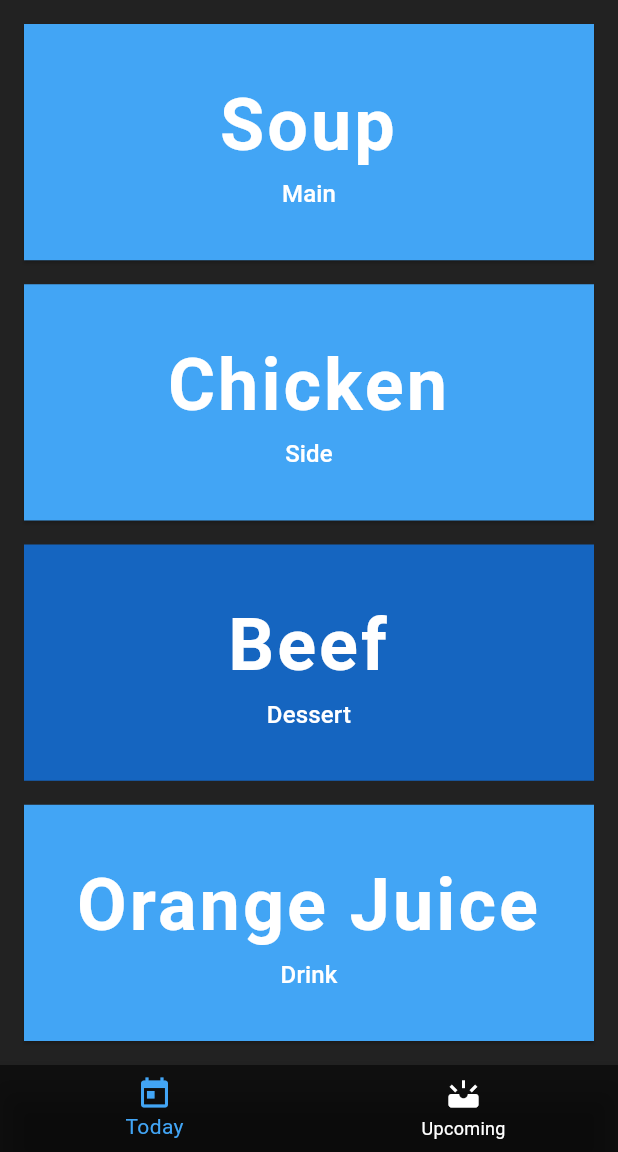
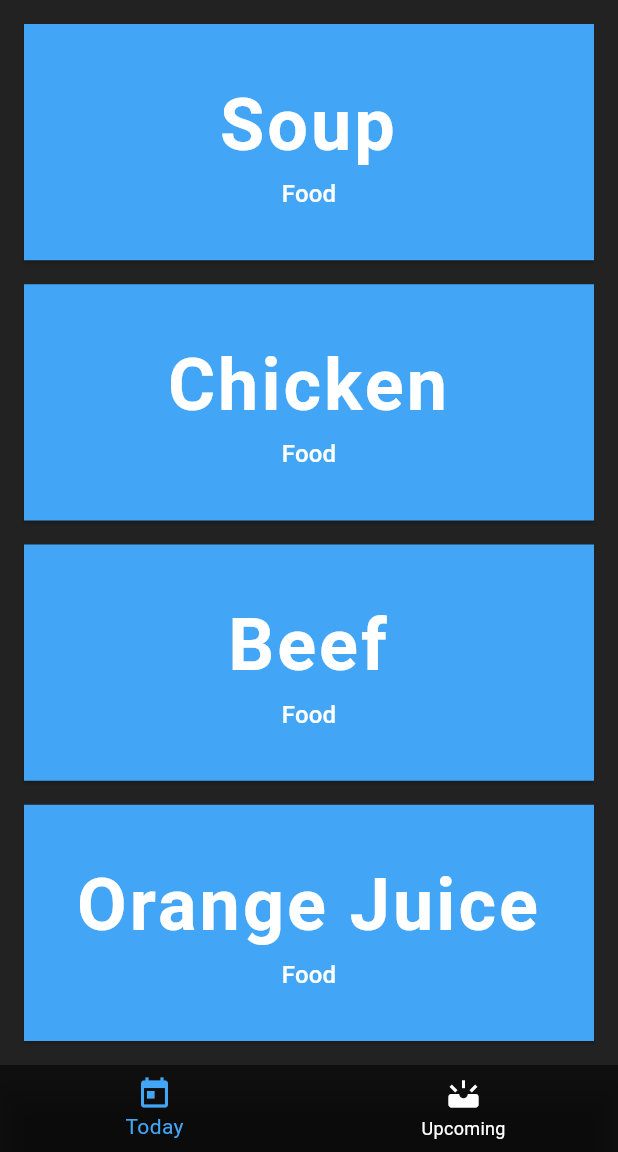
Before and after one commit to Shuflduf/JCS-Cravens, a Flutter app: the screen it shows after launch, on a phone screen of 412 x 824 dp, the part 84-1236 px from its top. Run offline on Flutter 3.47's test engine with Material 3 defaults, Android fonts, the phone set to English and light mode, and no system bars; drawn by our look-alikes of auto_size_text; Roboto replaces fonts that are missing (RobotoMono).

Commit message:
make menu dynamic

```diff
--- a/frontend/lib/main.dart
+++ b/frontend/lib/main.dart
@@ -89,19 +89,18 @@ class TodayMenu extends StatelessWidget {
 
   @override
   Widget build(BuildContext context) {
-    const double margins = 16.0;
-    return const Padding(
-      padding: EdgeInsets.all(margins),
+    const List<String> menu = [
+      "Soup",
+      "Chicken",
+      "Beef",
+      "Orange Juice",
+    ];
+    return Padding(
+      padding: const EdgeInsets.all(8.0),
       child: Column(
-        children: [
-          MenuItem(content: "Soup", type: "Main", enabled: true),
-          SizedBox(height: margins),
-          MenuItem(content: "Chicken", type: "Side", enabled: true),
-          SizedBox(height: margins),
-          MenuItem(content: "Beef", type: "Dessert", enabled: false),
-          SizedBox(height: margins),
-          MenuItem(content: "Orange Juice", type: "Drink", enabled: true),
-        ],
+        children: menu.map((item) {
+          return MenuItem(content: item, type: "Food", enabled: true);
+        }).toList(),
       ),
     );
   }
--- a/frontend/lib/menu_item.dart
+++ b/frontend/lib/menu_item.dart
@@ -2,7 +2,11 @@ import 'package:auto_size_text/auto_size_text.dart';
 import 'package:flutter/material.dart';
 
 class MenuItem extends StatefulWidget {
-  const MenuItem({super.key, required this.content, required this.type, required this.enabled});
+  const MenuItem(
+      {super.key,
+      required this.content,
+      required this.type,
+      required this.enabled});
 
   final String content, type;
   final bool enabled;
@@ -15,6 +19,8 @@ class MenuItemState extends State<MenuItem> {
   @override
   Widget build(BuildContext context) {
     return Expanded(
+      child: Padding(
+        padding: const EdgeInsets.all(8.0),
         child: ElevatedButton(
           style: ElevatedButton.styleFrom(
             backgroundColor: Colors.blue[400],
@@ -29,6 +35,7 @@ class MenuItemState extends State<MenuItem> {
                 AutoSizeText(
                   widget.content,
                   maxLines: 2,
+                  wrapWords: false,
                   textAlign: TextAlign.center,
                   style: const TextStyle(
                     color: Colors.white,
@@ -51,6 +58,7 @@ class MenuItemState extends State<MenuItem> {
             ),
           ),
         ),
+      ),
     );
   }
 }
--- a/frontend/lib/upcoming.dart
+++ b/frontend/lib/upcoming.dart
@@ -67,13 +67,10 @@ class _FixedWidthMenuItemState extends State<FixedWidthMenuItem> {
   @override
   Widget build(BuildContext context) {
     return Expanded(
-      child: Padding(
-        padding: const EdgeInsets.all(8.0),
-        child: SizedBox(
-            width: 200.0,
-            child:
-                MenuItem(content: widget.content, type: "Food", enabled: false)),
-      ),
+      child: SizedBox(
+          width: 200.0,
+          child:
+              MenuItem(content: widget.content, type: "Food", enabled: false)),
     );
   }
 }
```
Lines whose indentation alone changed are shown as unchanged.
